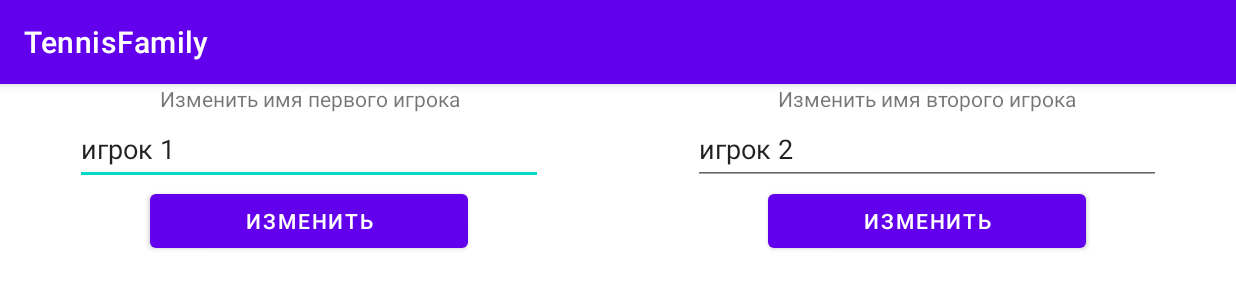
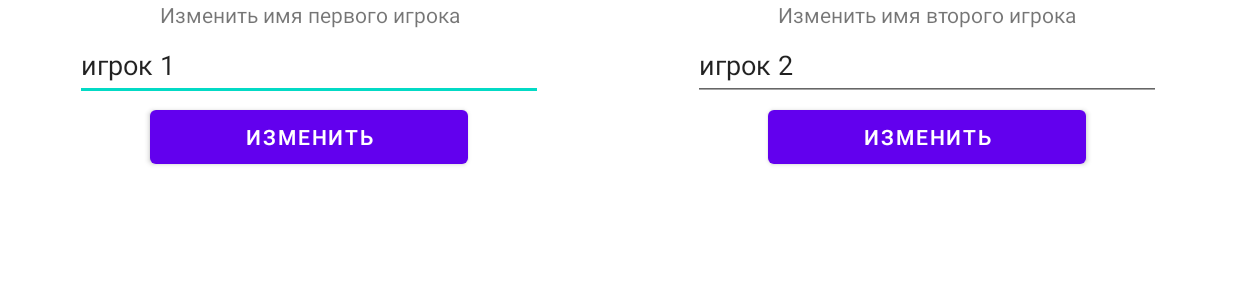
Before and after one commit to nippyfox/TennisFamily, an Android app: the screen it shows after launch (SettingsActivity), after a tap on "НАСТРОЙКИ", on a phone screen of 824 x 412 dp (held sideways). Shown: the top 300 px of the screen. Run offline under Robolectric (Android 15) with nearby library versions, the phone set to English and light mode, and no system bars.

Commit message:
Remove appbar in app

```diff
--- a/app/src/main/res/values-night/themes.xml
+++ b/app/src/main/res/values-night/themes.xml
@@ -1,6 +1,6 @@
 <resources xmlns:tools="http://schemas.android.com/tools">
     <!-- Base application theme. -->
-    <style name="Theme.TennisFamily" parent="Theme.MaterialComponents.DayNight.DarkActionBar">
+    <style name="Theme.TennisFamily" parent="Theme.MaterialComponents.DayNight.NoActionBar">
         <!-- Primary brand color. -->
         <item name="colorPrimary">@color/purple_200</item>
         <item name="colorPrimaryVariant">@color/purple_700</item>
--- a/app/src/main/res/values/themes.xml
+++ b/app/src/main/res/values/themes.xml
@@ -1,6 +1,6 @@
 <resources xmlns:tools="http://schemas.android.com/tools">
     <!-- Base application theme. -->
-    <style name="Theme.TennisFamily" parent="Theme.MaterialComponents.DayNight.DarkActionBar">
+    <style name="Theme.TennisFamily" parent="Theme.MaterialComponents.DayNight.NoActionBar">
         <!-- Primary brand color. -->
         <item name="colorPrimary">@color/purple_500</item>
         <item name="colorPrimaryVariant">@color/purple_700</item>
```
